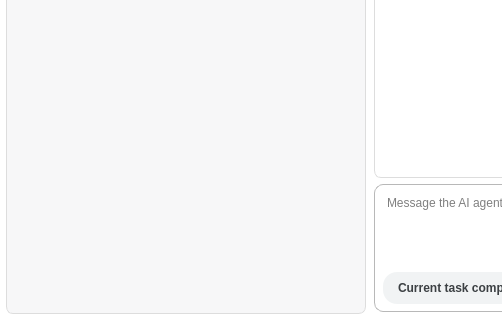
First picture: the form in ai_agent.ui, repository frankyeh/DSI-Studio, before the edit; both pictures show x 0 to 502 and y 380 to 700 of the 1100 by 700 pixel window.
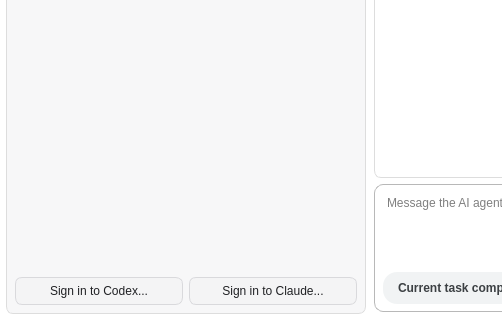
Second picture: the form after the edit. Icons and pictures are not drawn.

```diff
--- a/ai_agent.ui
+++ b/ai_agent.ui
@@ -264,6 +264,24 @@
           </property>
          </widget>
         </item>
+        <item>
+         <layout class="QHBoxLayout" name="ai_login_layout">
+          <item>
+           <widget class="QPushButton" name="ai_codex_login">
+            <property name="text">
+             <string>Sign in to Codex...</string>
+            </property>
+           </widget>
+          </item>
+          <item>
+           <widget class="QPushButton" name="ai_claude_login">
+            <property name="text">
+             <string>Sign in to Claude...</string>
+            </property>
+           </widget>
+          </item>
+         </layout>
+        </item>
        </layout>
       </widget>
       <widget class="QWidget" name="ai_conversation_panel" native="true">
```
